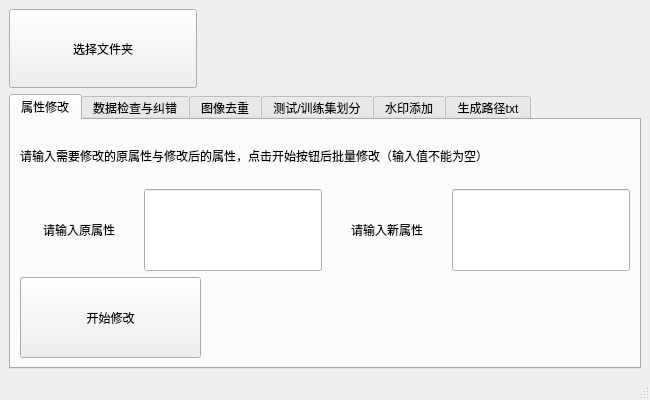
VerySeriousMan/data_processing, file data_processing.ui: the form before one commit.
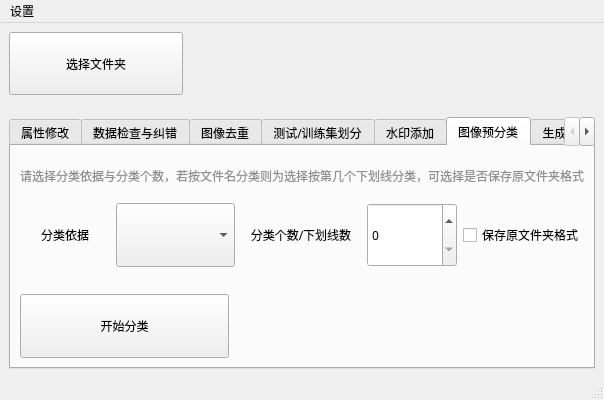
The form after the commit. The open tabs and pages were chosen to show the change.

Patch:
```diff
--- a/data_processing.ui
+++ b/data_processing.ui
@@ -6,10 +6,16 @@
    <rect>
     <x>0</x>
     <y>0</y>
-    <width>650</width>
+    <width>604</width>
     <height>400</height>
    </rect>
   </property>
+  <property name="font">
+   <font>
+    <family>Noto Sans CJK SC Medium</family>
+    <pointsize>9</pointsize>
+   </font>
+  </property>
   <property name="windowTitle">
    <string>MainWindow</string>
   </property>
@@ -17,7 +23,13 @@
    <enum>Qt::LeftToRight</enum>
   </property>
   <widget class="QWidget" name="centralwidget">
-   <layout class="QVBoxLayout" name="verticalLayout_8" stretch="2,7">
+   <property name="font">
+    <font>
+     <family>Noto Sans CJK SC Medium</family>
+     <pointsize>9</pointsize>
+    </font>
+   </property>
+   <layout class="QVBoxLayout" name="verticalLayout_8" stretch="4,1,16">
     <item>
      <layout class="QHBoxLayout" name="horizontalLayout" stretch="3,7">
       <item>
@@ -28,6 +40,12 @@
           <verstretch>0</verstretch>
          </sizepolicy>
         </property>
+        <property name="font">
+         <font>
+          <family>Noto Sans CJK SC</family>
+          <pointsize>9</pointsize>
+         </font>
+        </property>
         <property name="text">
          <string>选择文件夹</string>
         </property>
@@ -41,6 +59,12 @@
           <verstretch>0</verstretch>
          </sizepolicy>
         </property>
+        <property name="font">
+         <font>
+          <family>Noto Sans CJK SC</family>
+          <pointsize>9</pointsize>
+         </font>
+        </property>
         <property name="text">
          <string/>
         </property>
@@ -54,8 +78,41 @@
       </item>
      </layout>
     </item>
+    <item>
+     <spacer name="verticalSpacer_8">
+      <property name="font">
+       <font>
+        <family>Noto Sans CJK SC Medium</family>
+        <pointsize>9</pointsize>
+       </font>
+      </property>
+      <property name="orientation">
+       <enum>Qt::Vertical</enum>
+      </property>
+      <property name="sizeHint" stdset="0">
+       <size>
+        <width>20</width>
+        <height>40</height>
+       </size>
+      </property>
+     </spacer>
+    </item>
     <item>
      <widget class="QTabWidget" name="process_tabWidget">
+      <property name="sizePolicy">
+       <sizepolicy hsizetype="Preferred" vsizetype="Preferred">
+        <horstretch>0</horstretch>
+        <verstretch>0</verstretch>
+       </sizepolicy>
+      </property>
+      <property name="font">
+       <font>
+        <family>Noto Sans CJK SC Medium</family>
+        <pointsize>9</pointsize>
+        <weight>50</weight>
+        <bold>false</bold>
+       </font>
+      </property>
       <property name="tabletTracking">
        <bool>false</bool>
       </property>
@@ -65,6 +122,9 @@
       <property name="layoutDirection">
        <enum>Qt::LeftToRight</enum>
       </property>
+      <property name="autoFillBackground">
+       <bool>false</bool>
+      </property>
       <property name="tabPosition">
        <enum>QTabWidget::North</enum>
       </property>
@@ -87,14 +147,43 @@
        <bool>false</bool>
       </property>
       <widget class="QWidget" name="attribute_change_tab">
+       <property name="font">
+        <font>
+         <family>Noto Sans CJK SC</family>
+         <pointsize>9</pointsize>
+         <weight>50</weight>
+         <bold>false</bold>
+        </font>
+       </property>
        <attribute name="title">
         <string>属性修改</string>
        </attribute>
-       <layout class="QVBoxLayout" name="verticalLayout" stretch="2,3,3">
+       <layout class="QVBoxLayout" name="verticalLayout" stretch="2,3,1,3">
         <item>
          <widget class="QLabel" name="label">
+          <property name="sizePolicy">
+           <sizepolicy hsizetype="Preferred" vsizetype="Preferred">
+            <horstretch>0</horstretch>
+            <verstretch>0</verstretch>
+           </sizepolicy>
+          </property>
+          <property name="font">
+           <font>
+            <family>Noto Sans CJK SC Medium</family>
+            <pointsize>9</pointsize>
+            <weight>50</weight>
+            <bold>false</bold>
+            <kerning>true</kerning>
+           </font>
+          </property>
           <property name="text">
-           <string>请输入需要修改的原属性与修改后的属性，点击开始按钮后批量修改（输入值不能为空）</string>
+           <string>&lt;html&gt;&lt;head/&gt;&lt;body&gt;&lt;p&gt;&lt;span style=&quot; color:#909090;&quot;&gt;请输入需要修改的原属性与修改后的属性，点击开始按钮后批量修改（输入值不能为空）&lt;/span&gt;&lt;/p&gt;&lt;/body&gt;&lt;/html&gt;</string>
+          </property>
+          <property name="scaledContents">
+           <bool>false</bool>
+          </property>
+          <property name="textInteractionFlags">
+           <set>Qt::LinksAccessibleByMouse</set>
           </property>
          </widget>
         </item>
@@ -108,6 +197,14 @@
               <verstretch>0</verstretch>
              </sizepolicy>
             </property>
+            <property name="font">
+             <font>
+              <family>Noto Sans CJK SC</family>
+              <pointsize>9</pointsize>
+              <weight>50</weight>
+              <bold>false</bold>
+             </font>
+            </property>
             <property name="text">
              <string>请输入原属性</string>
             </property>
@@ -124,6 +221,14 @@
               <verstretch>0</verstretch>
              </sizepolicy>
             </property>
+            <property name="font">
+             <font>
+              <family>Noto Sans CJK SC</family>
+              <pointsize>9</pointsize>
+              <weight>50</weight>
+              <bold>false</bold>
+             </font>
+            </property>
            </widget>
           </item>
           <item>
@@ -134,6 +239,14 @@
               <verstretch>0</verstretch>
              </sizepolicy>
             </property>
+            <property name="font">
+             <font>
+              <family>Noto Sans CJK SC</family>
+              <pointsize>9</pointsize>
+              <weight>50</weight>
+              <bold>false</bold>
+             </font>
+            </property>
             <property name="text">
              <string>请输入新属性</string>
             </property>
@@ -150,10 +263,39 @@
               <verstretch>0</verstretch>
              </sizepolicy>
             </property>
+            <property name="font">
+             <font>
+              <family>Noto Sans CJK SC</family>
+              <pointsize>9</pointsize>
+              <weight>50</weight>
+              <bold>false</bold>
+             </font>
+            </property>
            </widget>
           </item>
          </layout>
         </item>
+        <item>
+         <spacer name="verticalSpacer_2">
+          <property name="font">
+           <font>
+            <family>Noto Sans CJK SC</family>
+            <pointsize>9</pointsize>
+            <weight>50</weight>
+            <bold>false</bold>
+           </font>
+          </property>
+          <property name="orientation">
+           <enum>Qt::Vertical</enum>
+          </property>
+          <property name="sizeHint" stdset="0">
+           <size>
+            <width>20</width>
+            <height>40</height>
+           </size>
+          </property>
+         </spacer>
+        </item>
         <item>
          <layout class="QHBoxLayout" name="horizontalLayout_3" stretch="3,7">
           <item>
@@ -164,6 +306,14 @@
               <verstretch>0</verstretch>
              </sizepolicy>
             </property>
+            <property name="font">
+             <font>
+              <family>Noto Sans CJK SC</family>
+              <pointsize>9</pointsize>
+              <weight>50</weight>
+              <bold>false</bold>
+             </font>
+            </property>
             <property name="text">
              <string>开始修改</string>
             </property>
@@ -171,6 +321,14 @@
           </item>
           <item>
            <widget class="QLabel" name="attribute_change_info_label">
+            <property name="font">
+             <font>
+              <family>Noto Sans CJK SC</family>
+              <pointsize>9</pointsize>
+              <weight>50</weight>
+              <bold>false</bold>
+             </font>
+            </property>
             <property name="text">
              <string/>
             </property>
@@ -584,6 +742,114 @@
         </item>
        </layout>
       </widget>
+      <widget class="QWidget" name="image_pre_classify_tab">
+       <attribute name="title">
+        <string>图像预分类</string>
+       </attribute>
+       <layout class="QVBoxLayout" name="verticalLayout_10" stretch="2,3,1,3">
+        <item>
+         <widget class="QLabel" name="label_10">
+          <property name="text">
+           <string>&lt;html&gt;&lt;head/&gt;&lt;body&gt;&lt;p&gt;&lt;span style=&quot; color:#909090;&quot;&gt;请选择分类依据与分类个数，若按文件名分类则为选择按第几个下划线分类，可选择是否保存原文件夹格式&lt;/span&gt;&lt;/p&gt;&lt;/body&gt;&lt;/html&gt;</string>
+          </property>
+         </widget>
+        </item>
+        <item>
+         <layout class="QHBoxLayout" name="horizontalLayout_16" stretch="3,4,4,3,4">
+          <item>
+           <widget class="QLabel" name="label_9">
+            <property name="text">
+             <string>分类依据</string>
+            </property>
+            <property name="alignment">
+             <set>Qt::AlignCenter</set>
+            </property>
+           </widget>
+          </item>
+          <item>
+           <widget class="QComboBox" name="pre_classify_comboBox">
+            <property name="sizePolicy">
+             <sizepolicy hsizetype="Preferred" vsizetype="Preferred">
+              <horstretch>0</horstretch>
+              <verstretch>0</verstretch>
+             </sizepolicy>
+            </property>
+           </widget>
+          </item>
+          <item>
+           <widget class="QLabel" name="label_7">
+            <property name="text">
+             <string>分类个数/下划线数</string>
+            </property>
+            <property name="alignment">
+             <set>Qt::AlignCenter</set>
+            </property>
+           </widget>
+          </item>
+          <item>
+           <widget class="QSpinBox" name="pre_classify_nums_spinBox">
+            <property name="sizePolicy">
+             <sizepolicy hsizetype="Preferred" vsizetype="Preferred">
+              <horstretch>0</horstretch>
+              <verstretch>0</verstretch>
+             </sizepolicy>
+            </property>
+           </widget>
+          </item>
+          <item>
+           <widget class="QCheckBox" name="save_type_checkBox">
+            <property name="sizePolicy">
+             <sizepolicy hsizetype="Preferred" vsizetype="Preferred">
+              <horstretch>0</horstretch>
+              <verstretch>0</verstretch>
+             </sizepolicy>
+            </property>
+            <property name="text">
+             <string>保存原文件夹格式</string>
+            </property>
+           </widget>
+          </item>
+         </layout>
+        </item>
+        <item>
+         <spacer name="verticalSpacer_7">
+          <property name="orientation">
+           <enum>Qt::Vertical</enum>
+          </property>
+          <property name="sizeHint" stdset="0">
+           <size>
+            <width>20</width>
+            <height>40</height>
+           </size>
+          </property>
+         </spacer>
+        </item>
+        <item>
+         <layout class="QHBoxLayout" name="horizontalLayout_15" stretch="3,5">
+          <item>
+           <widget class="QPushButton" name="pre_classify_button">
+            <property name="sizePolicy">
+             <sizepolicy hsizetype="Preferred" vsizetype="Preferred">
+              <horstretch>0</horstretch>
+              <verstretch>0</verstretch>
+             </sizepolicy>
+            </property>
+            <property name="text">
+             <string>开始分类</string>
+            </property>
+           </widget>
+          </item>
+          <item>
+           <widget class="QLabel" name="image_pre_classify_info_label">
+            <property name="text">
+             <string/>
+            </property>
+           </widget>
+          </item>
+         </layout>
+        </item>
+       </layout>
+      </widget>
       <widget class="QWidget" name="create_count_tab">
        <attribute name="title">
         <string>生成路径txt</string>
@@ -632,10 +898,17 @@
     <rect>
      <x>0</x>
      <y>0</y>
-     <width>650</width>
+     <width>604</width>
      <height>23</height>
     </rect>
    </property>
+   <widget class="QMenu" name="menu">
+    <property name="title">
+     <string>设置</string>
+    </property>
+    <addaction name="software_update_action"/>
+   </widget>
+   <addaction name="menu"/>
   </widget>
  </widget>
  <resources/>
```
Left out of the diff: 94 changed lines with no effect on the pictures.
